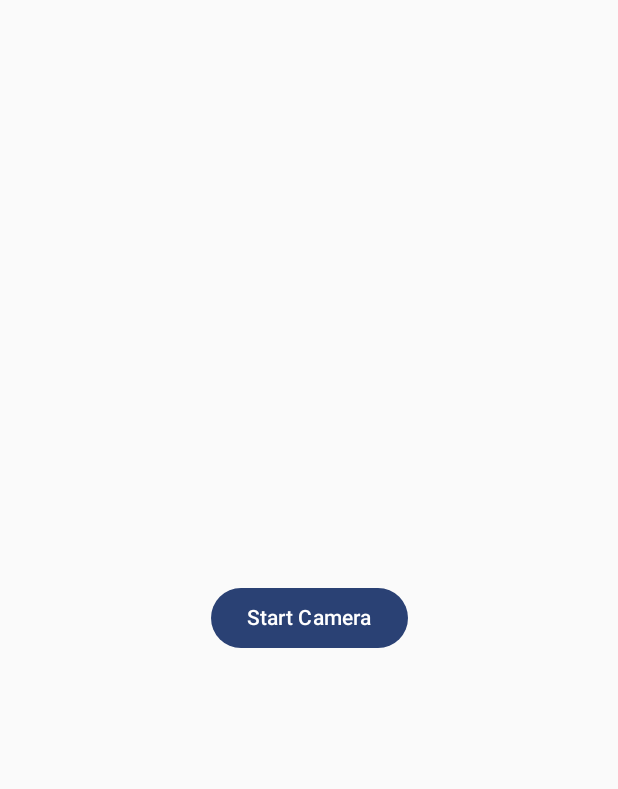
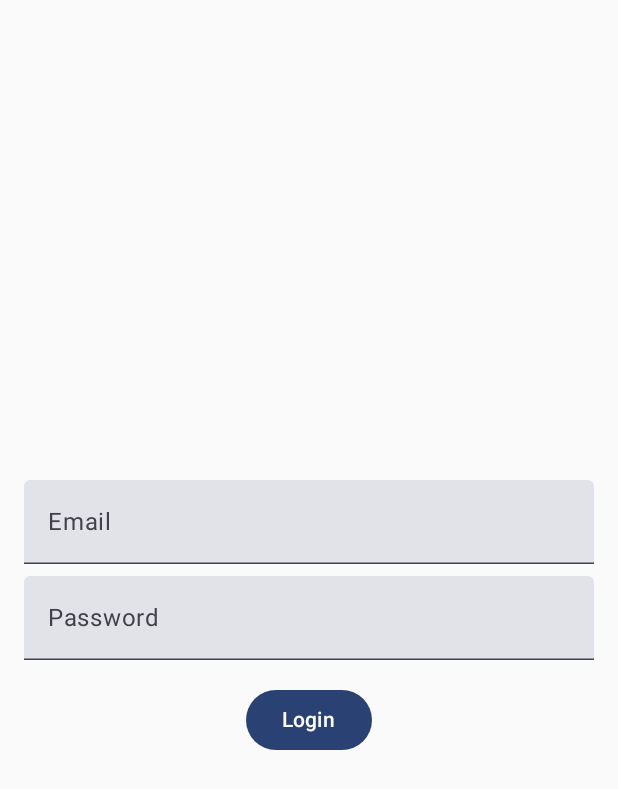
Before and after one commit to kimpgithub/team_project, an Android app built with Jetpack Compose: the screen it shows after launch (MainActivity), on a phone screen of 412 x 824 dp. Shown: the top 789 px of the screen. Run offline under Robolectric (Android 15) with nearby library versions, the phone set to English and light mode, and no system bars; our stand-ins replace Firebase (no records; nobody signed in at launch, a user with empty details on screens opened directly).

Commit message:
로그인 기능 추가

```diff
--- a/app/build.gradle.kts
+++ b/app/build.gradle.kts
@@ -1,6 +1,7 @@
 plugins {
     alias(libs.plugins.android.application)
     alias(libs.plugins.jetbrains.kotlin.android)
+    id("com.google.gms.google-services")
 }
 
 android {
@@ -91,5 +92,8 @@ dependencies {
     implementation ("com.squareup.retrofit2:converter-gson:2.11.0")
 
     implementation("io.coil-kt:coil-compose:2.6.0")
+    implementation(platform("com.google.firebase:firebase-bom:33.1.0"))
+    implementation("com.google.firebase:firebase-analytics-ktx")
+    implementation("com.google.firebase:firebase-auth-ktx")
 
 }
--- /dev/null
+++ b/app/src/main/java/com/example/team_project/LoginScreen/LoginScreen.kt
@@ -0,0 +1,77 @@
+package com.example.team_project.LoginScreen
+
+import android.widget.Toast
+import androidx.compose.foundation.layout.Arrangement
+import androidx.compose.foundation.layout.Column
+import androidx.compose.foundation.layout.Spacer
+import androidx.compose.foundation.layout.fillMaxSize
+import androidx.compose.foundation.layout.fillMaxWidth
+import androidx.compose.foundation.layout.height
+import androidx.compose.foundation.layout.padding
+import androidx.compose.material3.Button
+import androidx.compose.material3.Text
+import androidx.compose.material3.TextField
+import androidx.compose.runtime.Composable
+import androidx.compose.runtime.getValue
+import androidx.compose.runtime.mutableStateOf
+import androidx.compose.runtime.remember
+import androidx.compose.runtime.rememberCoroutineScope
+import androidx.compose.runtime.setValue
+import androidx.compose.ui.Alignment
+import androidx.compose.ui.Modifier
+import androidx.compose.ui.platform.LocalContext
+import androidx.compose.ui.unit.dp
+import androidx.navigation.NavController
+import com.google.firebase.auth.FirebaseAuth
+import com.google.firebase.auth.ktx.auth
+import com.google.firebase.ktx.Firebase
+import kotlinx.coroutines.launch
+import kotlinx.coroutines.tasks.await
+
+@Composable
+fun LoginScreen(navController: NavController) {
+    var email by remember { mutableStateOf("") }
+    var password by remember { mutableStateOf("") }
+    val auth: FirebaseAuth = Firebase.auth
+    val context = LocalContext.current
+    val coroutineScope = rememberCoroutineScope()
+
+    Column(
+        modifier = Modifier
+            .fillMaxSize()
+            .padding(16.dp),
+        verticalArrangement = Arrangement.Center,
+        horizontalAlignment = Alignment.CenterHorizontally
+    ) {
+        TextField(
+            value = email,
+            onValueChange = { email = it },
+            label = { Text("Email") },
+            modifier = Modifier.fillMaxWidth()
+        )
+        Spacer(modifier = Modifier.height(8.dp))
+        TextField(
+            value = password,
+            onValueChange = { password = it },
+            label = { Text("Password") },
+            modifier = Modifier.fillMaxWidth()
+        )
+        Spacer(modifier = Modifier.height(16.dp))
+        Button(onClick = {
+            coroutineScope.launch {
+                try {
+                    auth.signInWithEmailAndPassword(email, password).await()
+                    navController.navigate("mainScreen")
+                } catch (e: Exception) {
+                    Toast.makeText(
+                        context,
+                        "Authentication failed: ${e.message}",
+                        Toast.LENGTH_SHORT
+                    ).show()
+                }
+            }
+        }) {
+            Text("Login")
+        }
+    }
+}
--- a/app/src/main/java/com/example/team_project/MainActivity.kt
+++ b/app/src/main/java/com/example/team_project/MainActivity.kt
@@ -24,37 +24,26 @@ import androidx.navigation.compose.NavHost
 import androidx.navigation.compose.composable
 import androidx.navigation.compose.rememberNavController
 import androidx.navigation.navArgument
+import com.example.team_project.LoginScreen.LoginScreen
 import com.example.team_project.camerascreen.CameraScreen
 import com.example.team_project.camerascreen.ErrorScreen
 import com.example.team_project.camerascreen.LoadingScreen
 import com.example.team_project.resultscreen.ResultScreen
 import com.example.team_project.ui.theme.Team_projectTheme
+import com.google.firebase.FirebaseApp
+import com.google.firebase.analytics.FirebaseAnalytics
+import com.google.firebase.analytics.ktx.analytics
+import com.google.firebase.ktx.Firebase
 
 class MainActivity : ComponentActivity() {
+    private lateinit var analytics: FirebaseAnalytics
+
     private val cameraPermissionLauncher =
         registerForActivityResult(ActivityResultContracts.RequestPermission()) { isGranted ->
             if (isGranted) {
                 // Permission granted, proceed with setting up the camera
                 setContent {
-                    Team_projectTheme {
-                        val navController = rememberNavController()
-                        NavHost(navController, startDestination = "mainScreen") {
-                            composable("mainScreen") { MainScreen(navController) }
-                            composable("cameraScreen") { CameraScreen(navController) }
-                            composable("loadingScreen") { LoadingScreen() }
-                            composable(
-                                "resultScreen/{imageUrl}",
-                                arguments = listOf(navArgument("imageUrl") {
-                                    type = NavType.StringType
-                                })
-                            ) { backStackEntry ->
-                                ResultScreen(
-                                    navController,
-                                    backStackEntry.arguments?.getString("imageUrl") ?: ""
-                                )
-                            }
-                        }
-                    }
+                    AppContent()
                 }
             } else {
                 // Permission denied, show a message to the user
@@ -64,37 +53,47 @@ class MainActivity : ComponentActivity() {
 
     override fun onCreate(savedInstanceState: Bundle?) {
         super.onCreate(savedInstanceState)
+
+        // Firebase 초기화
+        FirebaseApp.initializeApp(this)
+        analytics = Firebase.analytics
+
         if (ContextCompat.checkSelfPermission(
                 this, Manifest.permission.CAMERA
             ) == PackageManager.PERMISSION_GRANTED
         ) {
             // Permission is already granted
             setContent {
-                Team_projectTheme {
-                    val navController = rememberNavController()
-                    NavHost(navController, startDestination = "mainScreen") {
-                        composable("mainScreen") { MainScreen(navController) }
-                        composable("cameraScreen") { CameraScreen(navController) }
-                        composable("loadingScreen") { LoadingScreen() }
-                        composable("errorScreen") { ErrorScreen() }
-
-                        composable(
-                            "resultScreen/{imageUrl}",
-                            arguments = listOf(navArgument("imageUrl") {
-                                type = NavType.StringType
-                            })
-                        ) { backStackEntry ->
-                            ResultScreen(
-                                navController,
-                                backStackEntry.arguments?.getString("imageUrl") ?: ""
-                            )
-                        }
-                    }
-                }
+                AppContent()
             }
         } else {
             // Request the permission
             cameraPermissionLauncher.launch(Manifest.permission.CAMERA)
+        }
+    }
+}
+
+@Composable
+fun AppContent() {
+    Team_projectTheme {
+        val navController = rememberNavController()
+        NavHost(navController, startDestination = "loginScreen") {
+            composable("loginScreen") { LoginScreen(navController) }
+            composable("mainScreen") { MainScreen(navController) }
+            composable("cameraScreen") { CameraScreen(navController) }
+            composable("loadingScreen") { LoadingScreen() }
+            composable("errorScreen") { ErrorScreen() }
+            composable(
+                "resultScreen/{imageUrl}",
+                arguments = listOf(navArgument("imageUrl") {
+                    type = NavType.StringType
+                })
+            ) { backStackEntry ->
+                ResultScreen(
+                    navController,
+                    backStackEntry.arguments?.getString("imageUrl") ?: ""
+                )
+            }
         }
     }
 }
@@ -122,3 +121,13 @@ fun MainScreenPreview() {
         MainScreen(navController)
     }
 }
+
+
+@Composable
+@androidx.compose.ui.tooling.preview.Preview(showBackground = true)
+fun LoginScreenPreview() {
+    val navController = rememberNavController()
+    Team_projectTheme {
+        LoginScreen(navController)
+    }
+}
--- a/build.gradle.kts
+++ b/build.gradle.kts
@@ -2,4 +2,5 @@
 plugins {
     alias(libs.plugins.android.application) apply false
     alias(libs.plugins.jetbrains.kotlin.android) apply false
+    id("com.google.gms.google-services") version "4.4.2" apply false
 }
```
